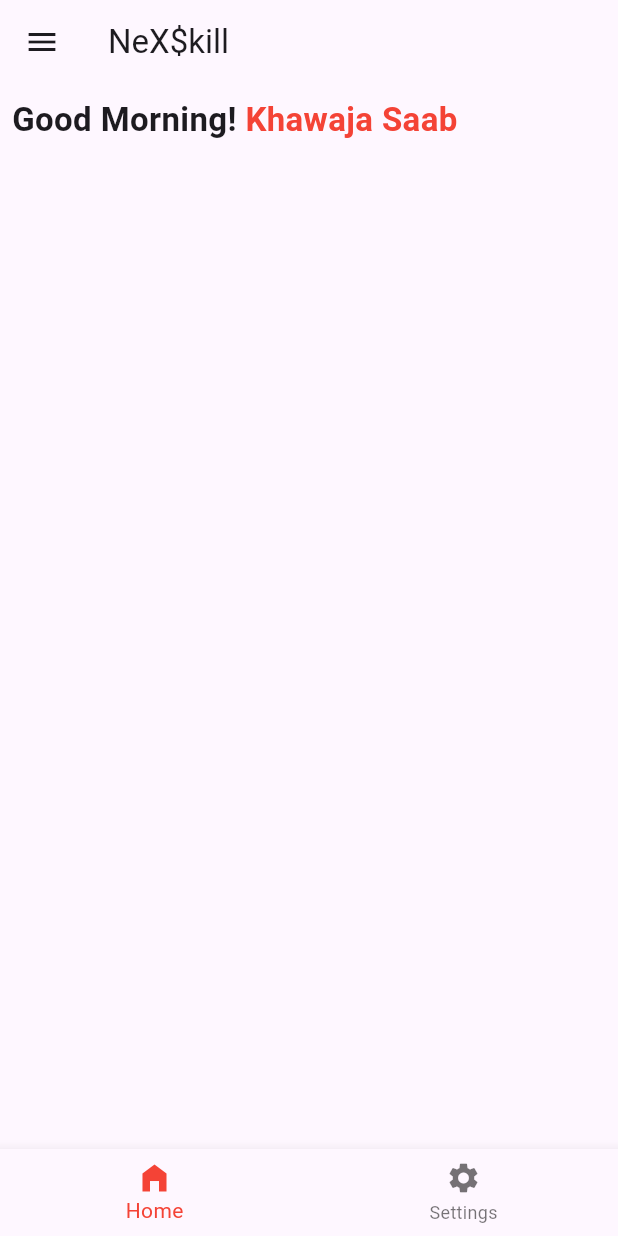
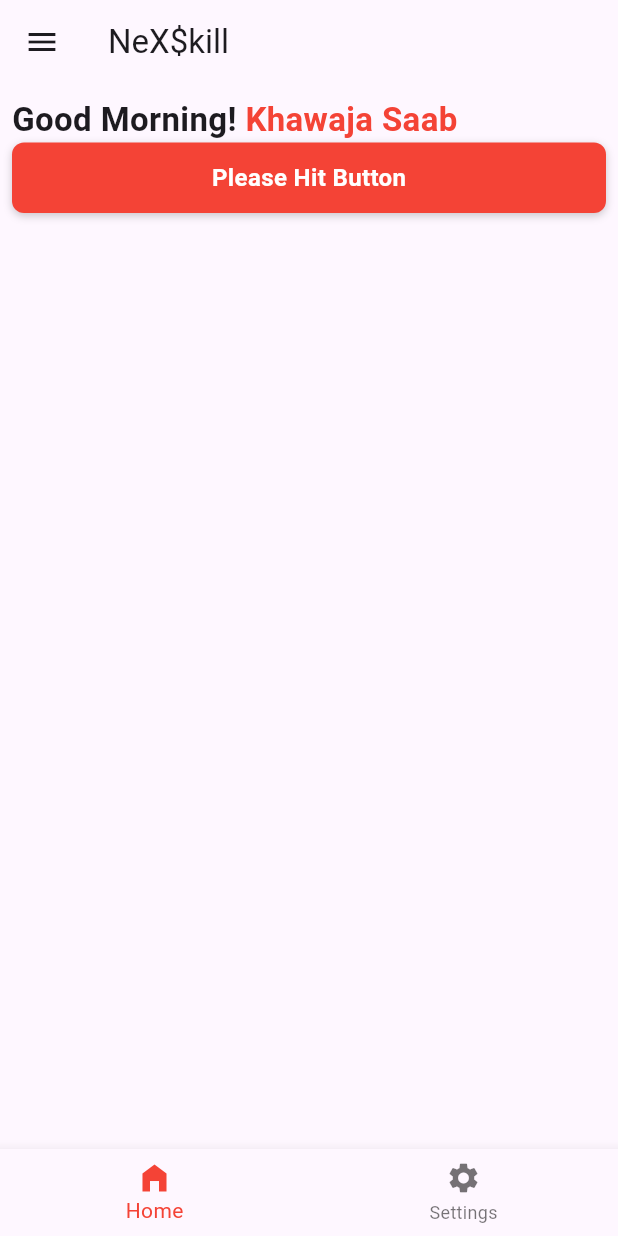
Before and after one commit to abdulmannankh21/nexskillB19, a Flutter app: the HomePage screen opened directly, on a phone screen of 412 x 824 dp. Run offline on Flutter 3.47's test engine with Material 3 defaults, Android fonts, the phone set to English and light mode, and no system bars; our stand-ins replace dio.

Commit message:
B20 15 September Update

```diff
--- a/lib/home.dart
+++ b/lib/home.dart
@@ -1,3 +1,4 @@
+import 'package:firstapp/widget/button.dart';
 import 'package:flutter/material.dart';
 
 class HomePage extends StatefulWidget {
@@ -69,8 +70,13 @@ class _HomePageState extends State<HomePage> {
                 Text("Good Morning!",style: TextStyle(fontWeight: FontWeight.bold,fontSize: 22),),
 
                 Text(" ${widget.name}",style: TextStyle(fontWeight: FontWeight.bold,fontSize: 22,color: Colors.red),),
+
+
               ],
-            )
+            ),
+            CustomButton(text: 'Please Hit Button', onTap: () {
+              print("You Hit Me !");
+            },color: Colors.red,borderRadius: 8.0,),
           ],
         ),
       ),
--- a/lib/signup.dart
+++ b/lib/signup.dart
@@ -1,4 +1,5 @@
 import 'package:firstapp/main.dart';
+import 'package:firstapp/widget/text_widget.dart';
 import 'package:flutter/material.dart';
 class SignUpScreen extends StatefulWidget {
   const SignUpScreen({super.key});
@@ -179,7 +180,7 @@ class _SignUpScreenState extends State<SignUpScreen> {
                 onTap: (){
                   Navigator.push(
                     context,
-                    MaterialPageRoute(builder: (context) => const MyHomePage(title: "") ),
+                    MaterialPageRoute(builder: (context) => const MyHomePage() ),
                   );
                 },
                 child: Container(
@@ -190,7 +191,7 @@ class _SignUpScreenState extends State<SignUpScreen> {
                     border: Border.all(color: Colors.red, width: 2),
                     borderRadius: BorderRadius.circular(10),
                   ),
-                  child: Center(
+                  child: const Center(
                       child: Text(
                         "Register",
                         style: TextStyle(
@@ -203,6 +204,7 @@ class _SignUpScreenState extends State<SignUpScreen> {
               SizedBox(
                 height: 10,
               ),
+              CustomTextWidget(text: 'Abdullah',),
               Row(
                   mainAxisAlignment:MainAxisAlignment.center ,
                   children: [
--- /dev/null
+++ b/lib/widget/button.dart
@@ -0,0 +1,54 @@
+
+
+import 'package:flutter/material.dart';
+
+
+class CustomButton extends StatelessWidget {
+  final String text;
+  final VoidCallback onTap;
+  final double borderRadius;
+  final double elevation;
+  final Color color;
+  final Color textColor;
+
+  const CustomButton({
+    Key? key,
+    required this.text,
+    required this.onTap,
+    this.borderRadius = 12.0,
+    this.elevation = 4.0,
+    this.color = Colors.blue,
+    this.textColor = Colors.white,
+  }) : super(key: key);
+
+  @override
+  Widget build(BuildContext context) {
+    return GestureDetector(
+      onTap: onTap,
+      child: Container(
+        decoration: BoxDecoration(
+          color: color,
+          borderRadius: BorderRadius.circular(borderRadius),
+          boxShadow: [
+            BoxShadow(
+              color: Colors.black.withOpacity(0.2),
+              blurRadius: elevation,
+              offset: Offset(0, 2),
+            ),
+          ],
+        ),
+        padding: EdgeInsets.symmetric(vertical: 12, horizontal: 24),
+        child: Center(
+          child: Text(
+            text,
+            style: TextStyle(
+              color: textColor,
+              fontSize: 16,
+              fontWeight: FontWeight.bold,
+            ),
+          ),
+        ),
+      ),
+    );
+  }
+}
--- a/pubspec.yaml
+++ b/pubspec.yaml
@@ -35,7 +35,8 @@ dependencies:
   # The following adds the Cupertino Icons font to your application.
   # Use with the CupertinoIcons class for iOS style icons.
   cupertino_icons: ^1.0.6
-  dio:
+  dio: ^5.6.0
+  sqflite: ^2.3.3+1
 
 dev_dependencies:
   flutter_test:
```
Also changed, not shown: lib/main.dart (+32 -2 lines), lib/widget/text_widget.dart (added, +31 -0 lines).
